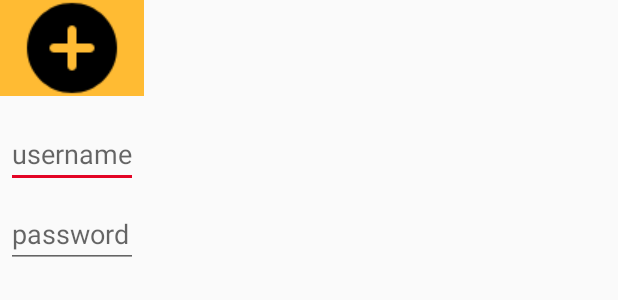
After one commit to AlexisLambois/MousquAppli, an Android app: the layout fragment_pmu_dialog.xml on its own in the app's theme, with its tools: preview values and no code run, on a phone screen of 412 x 824 dp. The commit adds this screen. Shown: the top 300 px of the screen. Run offline under Robolectric (Android 15) with nearby library versions, the phone set to English and light mode, and no system bars.

Commit message:
add pop up saisie

```diff
--- /dev/null
+++ b/app/src/main/res/layout/fragment_pmu_dialog.xml
@@ -0,0 +1,37 @@
+<?xml version="1.0" encoding="utf-8"?>
+<LinearLayout xmlns:android="http://schemas.android.com/apk/res/android"
+        xmlns:tools="http://schemas.android.com/tools"
+        android:orientation="vertical"
+        android:layout_width="wrap_content"
+        android:layout_height="wrap_content"
+        tools:context=".PmuDialogFragment">
+
+        <ImageView
+            android:src="@drawable/round_add_circle_black_36"
+            android:layout_width="match_parent"
+            android:layout_height="64dp"
+            android:scaleType="center"
+            android:background="#FFFFBB33"
+            android:contentDescription="@string/app_name" />
+        <EditText
+            android:id="@+id/username"
+            android:inputType="textEmailAddress"
+            android:layout_width="match_parent"
+            android:layout_height="wrap_content"
+            android:layout_marginTop="16dp"
+            android:layout_marginLeft="4dp"
+            android:layout_marginRight="4dp"
+            android:layout_marginBottom="4dp"
+            android:hint="username" />
+        <EditText
+            android:id="@+id/password"
+            android:inputType="textPassword"
+            android:layout_width="match_parent"
+            android:layout_height="wrap_content"
+            android:layout_marginTop="4dp"
+            android:layout_marginLeft="4dp"
+            android:layout_marginRight="4dp"
+            android:layout_marginBottom="16dp"
+            android:fontFamily="sans-serif"
+            android:hint="password"/>
+    </LinearLayout>
```
Also changed, not shown: app/src/main/java/piraterie/mousquetaire/gameallnight/PMU.java (+46 -32 lines), app/src/main/java/piraterie/mousquetaire/gameallnight/PmuDialogFragment.java (added, +35 -0 lines), app/src/main/res/layout/fragment_pmu.xml (+17 -14 lines), app/src/main/res/drawable/round_add_circle_black_36.png (added).
